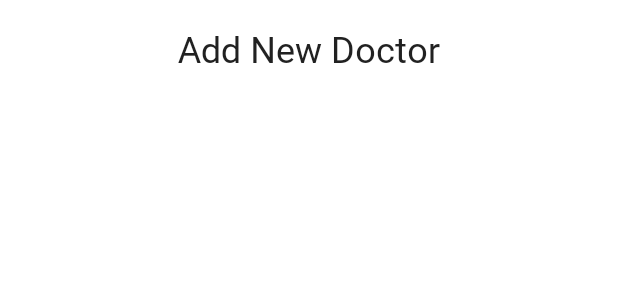
After one commit to nagarajasunder/Manage-Dr, an Android app: the layout fragment_add_new_doctor.xml on its own in the app's theme, with its tools: preview values and no code run, on a phone screen of 412 x 824 dp. The commit adds this screen. Shown: the top 300 px of the screen. Run offline under Robolectric (Android 15) with nearby library versions, the phone set to English and light mode, and no system bars.

Commit message:
started working on adding a new doctor

```diff
--- a/app/build.gradle
+++ b/app/build.gradle
@@ -59,7 +59,9 @@ dependencies {
     implementation "androidx.room:room-runtime:$room_version"
     kapt "androidx.room:room-compiler:$room_version"
     testImplementation "androidx.room:room-testing:$room_version"
-    implementation "androidx.room:room-paging:2.5.0-alpha02"
+    implementation "androidx.room:room-paging:$room_version"
+    implementation "androidx.room:room-ktx:$room_version"
+
 
     // ViewModel
     implementation "androidx.lifecycle:lifecycle-viewmodel-ktx:$lifecycle_version"
--- a/app/src/main/AndroidManifest.xml
+++ b/app/src/main/AndroidManifest.xml
@@ -4,6 +4,7 @@
     package="com.example.managedr">
 
     <application
+        android:name=".ManageDrApp"
         android:allowBackup="true"
         android:dataExtractionRules="@xml/data_extraction_rules"
         android:fullBackupContent="@xml/backup_rules"
@@ -14,7 +15,7 @@
         android:theme="@style/Theme.ManageDr"
         tools:targetApi="31">
         <activity
-            android:name=".LandingActivity"
+            android:name=".ui.LandingActivity"
             android:exported="true">
             <intent-filter>
                 <action android:name="android.intent.action.MAIN" />
--- a/app/src/main/java/com/example/managedr/database/LocalDataSource.kt
+++ b/app/src/main/java/com/example/managedr/database/LocalDataSource.kt
@@ -2,10 +2,10 @@ package com.example.managedr.database
 
 import androidx.room.Database
 import androidx.room.RoomDatabase
-import com.example.managedr.add_doctor.dao.doctorDao
-import com.example.managedr.add_doctor.model.Doctor
+import com.example.managedr.ui.add_doctor.dao.doctorDao
+import com.example.managedr.ui.add_doctor.model.Doctor
 
-@Database(entities = [Doctor::class], version = 1, exportSchema = true)
+@Database(entities = [Doctor::class], version = 1)
 abstract class LocalDataSource : RoomDatabase() {
 
     abstract fun getDoctorDao(): doctorDao
--- a/app/src/main/java/com/example/managedr/add_doctor/dao/doctorDao.kt
+++ b/app/src/main/java/com/example/managedr/ui/add_doctor/dao/doctorDao.kt
@@ -1,8 +1,8 @@
-package com.example.managedr.add_doctor.dao
+package com.example.managedr.ui.add_doctor.dao
 
 import androidx.room.Dao
 import androidx.room.Insert
-import com.example.managedr.add_doctor.model.Doctor
+import com.example.managedr.ui.add_doctor.model.Doctor
 
 @Dao
 interface doctorDao {
--- a/app/src/main/java/com/example/managedr/add_doctor/model/Doctor.kt
+++ b/app/src/main/java/com/example/managedr/ui/add_doctor/model/Doctor.kt
@@ -1,10 +1,10 @@
-package com.example.managedr.add_doctor.model
+package com.example.managedr.ui.add_doctor.model
 
 import androidx.room.ColumnInfo
 import androidx.room.Entity
 import androidx.room.PrimaryKey
 
-@Entity(tableName = "DOCTOR", primaryKeys = ["doctor_id"])
+@Entity(tableName = "DOCTOR")
 data class Doctor(
     @ColumnInfo(name = "doctor_id")
     @PrimaryKey(autoGenerate = true)
@@ -17,6 +17,6 @@ data class Doctor(
     var specialization:String = "",
     @ColumnInfo(name = "created_on")
     var createdOn:Long = 0L,
-    @ColumnInfo("updated_on")
+    @ColumnInfo(name = "updated_on")
     var updatedOn:Long = 0L
 )
--- /dev/null
+++ b/app/src/main/res/layout/fragment_add_new_doctor.xml
@@ -0,0 +1,27 @@
+<?xml version="1.0" encoding="utf-8"?>
+<layout xmlns:android="http://schemas.android.com/apk/res/android"
+    xmlns:tools="http://schemas.android.com/tools"
+    xmlns:app="http://schemas.android.com/apk/res-auto">
+
+    <data>
+
+    </data>
+
+    <androidx.constraintlayout.widget.ConstraintLayout
+        android:layout_width="match_parent"
+        android:layout_height="match_parent"
+        tools:context=".ui.add_doctor.fragment.AddNewDoctorFragment">
+
+        <TextView
+            android:layout_width="wrap_content"
+            android:layout_height="wrap_content"
+            style="@style/textHeadingStyle"
+            android:padding="8dp"
+            app:layout_constraintStart_toStartOf="parent"
+            app:layout_constraintTop_toTopOf="parent"
+            app:layout_constraintEnd_toEndOf="parent"
+            android:layout_marginTop="8dp"
+            android:text="@string/content_desc_add_new_doctor"/>
+
+    </androidx.constraintlayout.widget.ConstraintLayout>
+</layout>
--- a/app/src/main/res/values-night/themes.xml
+++ b/app/src/main/res/values-night/themes.xml
@@ -13,4 +13,14 @@
         <item name="android:statusBarColor" tools:targetApi="l">?attr/colorPrimaryVariant</item>
         <!-- Customize your theme here. -->
     </style>
+
+    <style name="textMediumStyle" parent="Widget.AppCompat.TextView">
+        <item name="fontFamily">@font/roboto_regular</item>
+    </style>
+
+    <style name="textHeadingStyle" parent="Widget.AppCompat.TextView">
+        <item name="fontFamily">@font/roboto_regular</item>
+        <item name="android:textAppearance">@style/TextAppearance.AppCompat.Headline</item>
+    </style>
+
 </resources>
--- a/app/src/main/res/values/strings.xml
+++ b/app/src/main/res/values/strings.xml
@@ -1,3 +1,6 @@
 <resources>
     <string name="app_name">Manage Dr</string>
+    <!-- TODO: Remove or change this placeholder text -->
+    <string name="hello_blank_fragment">Hello blank fragment</string>
+    <string name="content_desc_add_new_doctor">Add New Doctor</string>
 </resources>
--- a/app/src/main/res/values/themes.xml
+++ b/app/src/main/res/values/themes.xml
@@ -13,4 +13,13 @@
         <item name="android:statusBarColor" tools:targetApi="l">?attr/colorPrimaryVariant</item>
         <!-- Customize your theme here. -->
     </style>
+
+    <style name="textMediumStyle" parent="Widget.AppCompat.TextView">
+        <item name="fontFamily">@font/roboto_regular</item>
+    </style>
+
+    <style name="textHeadingStyle" parent="Widget.AppCompat.TextView">
+        <item name="fontFamily">@font/roboto_regular</item>
+        <item name="android:textAppearance">@style/TextAppearance.AppCompat.Headline</item>
+    </style>
 </resources>
```
Also changed, not shown: app/src/main/java/com/example/managedr/LandingActivity.kt (deleted, +0 -21 lines), app/src/main/java/com/example/managedr/ui/LandingActivity.kt (added, +30 -0 lines), app/src/main/java/com/example/managedr/ui/add_doctor/fragment/AddNewDoctorFragment.kt (added, +31 -0 lines), app/src/main/java/com/example/managedr/ui/add_doctor/fragment/HomeFragment.kt (added, +32 -0 lines), app/src/main/res/layout/activity_main.xml (+8 -2 lines), app/src/main/res/layout/fragment_home.xml (added, +24 -0 lines), app/src/main/res/navigation/nav_graph.xml (added, +11 -0 lines), app/src/main/res/font/roboto_light.ttf (added), app/src/main/res/font/roboto_medium.ttf (added), app/src/main/res/font/roboto_regular.ttf (added).
